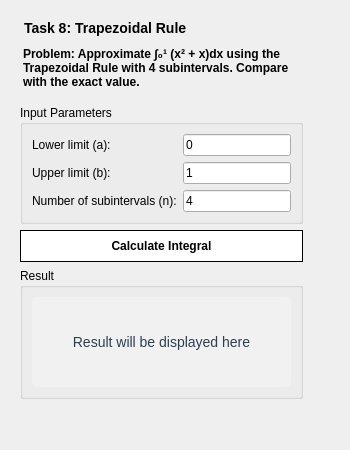
The window that ui/trapezoidal_rule.ui (Solar-Spark/CompMathFinal) describes before a commit, drawn with Qt 5.
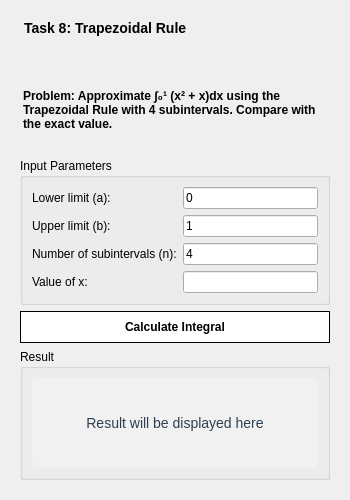
The same window after the commit.

The edit to the form file:
```diff
--- a/ui/trapezoidal_rule.ui
+++ b/ui/trapezoidal_rule.ui
@@ -7,13 +7,12 @@
     <x>100</x>
     <y>100</y>
     <width>350</width>
-    <height>450</height>
+    <height>500</height>
    </rect>
   </property>
   <property name="windowTitle">
    <string>Trapezoidal Rule Approximation</string>
   </property>
-  <widget class="QWidget" name="centralwidget">
    <layout class="QVBoxLayout" name="verticalLayout" spacing="20">
     <property name="margin">
      <number>20</number>
@@ -95,6 +94,20 @@
          </property>
         </widget>
        </item>
+      <item row="3" column="0">
+       <widget class="QLabel" name="label_x">
+        <property name="text">
+         <string>Value of x:</string>
+        </property>
+       </widget>
+      </item>
+      <item row="3" column="1">
+       <widget class="QLineEdit" name="lineEdit_x">
+        <property name="text">
+         <string></string>
+        </property>
+       </widget>
+      </item>
       </layout>
      </widget>
     </item>
@@ -143,7 +156,6 @@
      </widget>
     </item>
    </layout>
-  </widget>
  </widget>
  <resources/>
  <connections/>
```
Left out of the diff: 14 changed lines with no effect on the pictures. Lines whose indentation alone changed are shown as unchanged.
